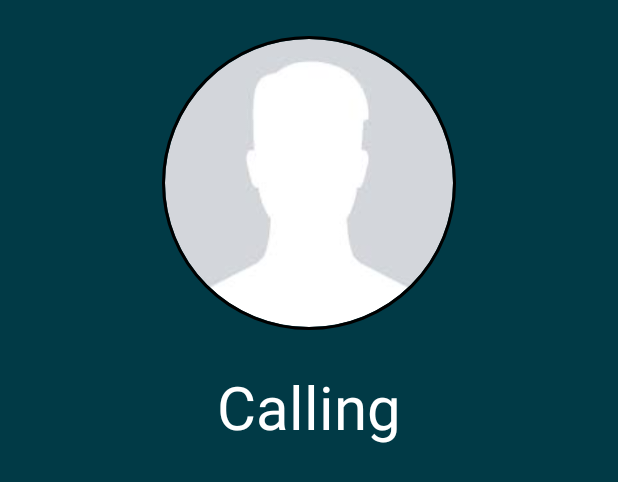
After one commit to aj019/Video-Chat-Opentok, an Android app: the layout fragment_calling.xml on its own in the app's theme, with its tools: preview values and no code run, on a phone screen of 412 x 824 dp. The commit adds this screen. Shown: the top 482 px of the screen. Run offline under Robolectric (Android 15) with nearby library versions, the phone set to English and light mode, and no system bars; Roboto replaces fonts that are not available here.

Commit message:
Added Calling Fragment

```diff
--- a/app/build.gradle
+++ b/app/build.gradle
@@ -55,6 +55,9 @@ dependencies {
     //EasyPermission
     compile 'pub.devrel:easypermissions:0.4.0'
 
+    //CircularImageView
+    compile 'de.hdodenhof:circleimageview:2.2.0'
+
 
     annotationProcessor 'com.jakewharton:butterknife-compiler:8.8.1'
 
--- /dev/null
+++ b/app/src/main/res/layout/fragment_calling.xml
@@ -0,0 +1,56 @@
+<?xml version="1.0" encoding="utf-8"?>
+<android.support.constraint.ConstraintLayout
+    xmlns:android="http://schemas.android.com/apk/res/android"
+    xmlns:app="http://schemas.android.com/apk/res-auto"
+    xmlns:tools="http://schemas.android.com/tools"
+    android:layout_width="match_parent"
+    android:layout_height="match_parent"
+    android:background="@color/colorPrimaryDark"
+    >
+
+    <de.hdodenhof.circleimageview.CircleImageView xmlns:app="http://schemas.android.com/apk/res-auto"
+        android:id="@+id/profile_image"
+        android:layout_width="196dp"
+        android:layout_height="196dp"
+        android:layout_marginEnd="8dp"
+        android:layout_marginStart="8dp"
+        android:layout_marginTop="24dp"
+
+
+        android:src="@drawable/profile"
+        app:civ_border_color="#FF000000"
+        app:civ_border_width="2dp"
+        app:layout_constraintEnd_toEndOf="parent"
+        app:layout_constraintStart_toStartOf="parent"
+        app:layout_constraintTop_toTopOf="parent" />
+
+    <TextView
+        android:id="@+id/textView"
+        android:layout_width="wrap_content"
+        android:layout_height="wrap_content"
+        android:layout_marginEnd="8dp"
+        android:layout_marginStart="8dp"
+        android:layout_marginTop="24dp"
+        android:text="Calling"
+        android:textColor="@color/white"
+        android:textSize="40sp"
+        app:layout_constraintEnd_toEndOf="parent"
+        app:layout_constraintStart_toStartOf="parent"
+        app:layout_constraintTop_toBottomOf="@+id/profile_image" />
+
+    <!--<TextView-->
+        <!--android:id="@+id/textView2"-->
+        <!--android:layout_width="wrap_content"-->
+        <!--android:layout_height="wrap_content"-->
+        <!--android:layout_marginEnd="8dp"-->
+        <!--android:layout_marginStart="8dp"-->
+        <!--android:layout_marginTop="24dp"-->
+        <!--android:text="Anuj  Gupta"-->
+        <!--android:textColor="@color/white"-->
+        <!--android:textSize="30sp"-->
+        <!--app:layout_constraintEnd_toEndOf="parent"-->
+        <!--app:layout_constraintStart_toStartOf="parent"-->
+        <!--app:layout_constraintTop_toBottomOf="@+id/textView" />-->
+
+
+</android.support.constraint.ConstraintLayout>
--- a/app/src/main/res/values/colors.xml
+++ b/app/src/main/res/values/colors.xml
@@ -5,6 +5,6 @@
     <color name="colorAccent">#089377</color>
 
     <color name="end_call_button">#f14141</color>
-
+    <color name="white">#fff</color>
     <color name="publisher_border_color">#FFFFFF</color>
 </resources>
```
Also changed, not shown: app/src/main/java/in/androidmate/anujgupta/video_chat_opentok/ui/chat/CallingFragment.java (added, +25 -0 lines), app/src/main/java/in/androidmate/anujgupta/video_chat_opentok/ui/chat/ChatActivity.java (+18 -2 lines), app/src/main/res/layout/activity_chat.xml (+6 -1 lines), app/src/main/res/drawable/profile.jpeg (added).
